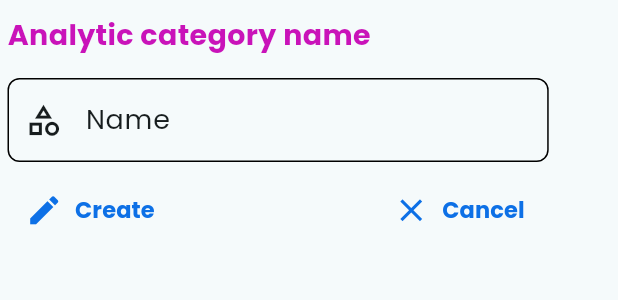
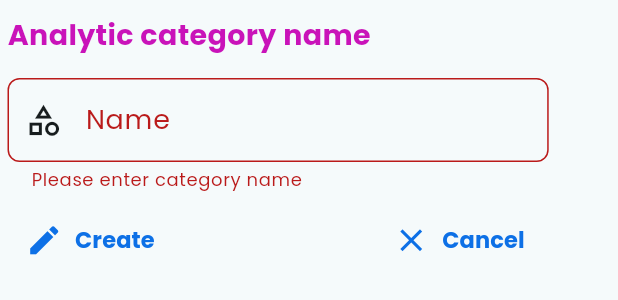
Before and after one commit to andriimobdev25/healthcare-app, a Flutter app: the AlertContainer widget shown alone on an empty page, opened directly, after a tap on "Create", on a phone screen of 412 x 824 dp. Shown: the top 300 px of the screen. Run offline on Flutter 3.47's test engine with Material 3 defaults, Android fonts, the phone set to English and light mode, and no system bars; our stand-ins replace animate_do, cloud_firestore, firebase_auth, firebase_core, firebase_messaging, firebase_storage and 8 more; missing offline and left inert: google_mlkit_text_recognition; accounts and stored records are empty; network calls fail.

Commit message:
Refactor AlertContainer to use StatefulWidget, add loading state, and implement category creation logic

```diff
--- a/lib/widgets/analytics/alert_container.dart
+++ b/lib/widgets/analytics/alert_container.dart
@@ -1,12 +1,69 @@
+import 'package:firebase_auth/firebase_auth.dart';
 import 'package:flutter/material.dart';
 import 'package:healthcare/constants/colors.dart';
+import 'package:healthcare/functions/function_dart';
+import 'package:healthcare/models/analytic_model.dart';
+import 'package:healthcare/services/analytic/analytic_category_service.dart';
 import 'package:healthcare/widgets/reusable/custom_input.dart';
 
-class AlertContainer extends StatelessWidget {
-  AlertContainer({super.key});
+class AlertContainer extends StatefulWidget {
+  const AlertContainer({super.key});
 
+  @override
+  State<AlertContainer> createState() => _AlertContainerState();
+}
+
+class _AlertContainerState extends State<AlertContainer> {
   final TextEditingController _nameController = TextEditingController();
+
   final _formKey = GlobalKey<FormState>();
+  bool _isLoading = false;
+
+  void _submitButton(BuildContext context) async {
+    try {
+      if (!_formKey.currentState!.validate()) {
+        return;
+      }
+      setState(() {
+        _isLoading = true;
+      });
+      final AnalyticModel data = AnalyticModel(
+        id: "",
+        name: _nameController.text,
+      );
+      await AnalyticCategoryService().createCategory(
+        FirebaseAuth.instance.currentUser!.uid,
+        data,
+      );
+      UtilFunctions().showSnackBarWdget(
+        // ignore: use_build_context_synchronously
+        context,
+        "Your category has been created!",
+      );
+      // ignore: use_build_context_synchronously
+      Navigator.of(context).pop();
+    } catch (error) {
+      print("error: ${error}");
+      showDialog(
+        // ignore: use_build_context_synchronously
+        context: context,
+        builder: (context) => AlertDialog(
+          title: Text("Error"),
+          content: Text("$error"),
+          actions: [
+            TextButton(
+              onPressed: () => Navigator.of(context).pop(),
+              child: Text("ok"),
+            ),
+          ],
+        ),
+      );
+    } finally {
+      setState(() {
+        _isLoading = false;
+      });
+    }
+  }
 
   @override
   Widget build(BuildContext context) {
@@ -43,7 +100,7 @@ class AlertContainer extends StatelessWidget {
                 icon: Icons.category_outlined,
                 obsecureText: false,
                 validator: (value) {
-                  if(value == null || value.isEmpty){
+                  if (value == null || value.isEmpty) {
                     return "Please enter category name";
                   }
                   return null;
@@ -55,8 +112,10 @@ class AlertContainer extends StatelessWidget {
               Row(
                 mainAxisAlignment: MainAxisAlignment.spaceBetween,
                 children: [
-                  TextButton.icon(
-                    onPressed: () {},
+                  _isLoading
+                      ? CircularProgressIndicator()
+                      : TextButton.icon(
+                          onPressed: () => _submitButton(context),
                           label: Text(
                             "Create",
                             style: TextStyle(
```
Lines whose indentation alone changed are shown as unchanged.
